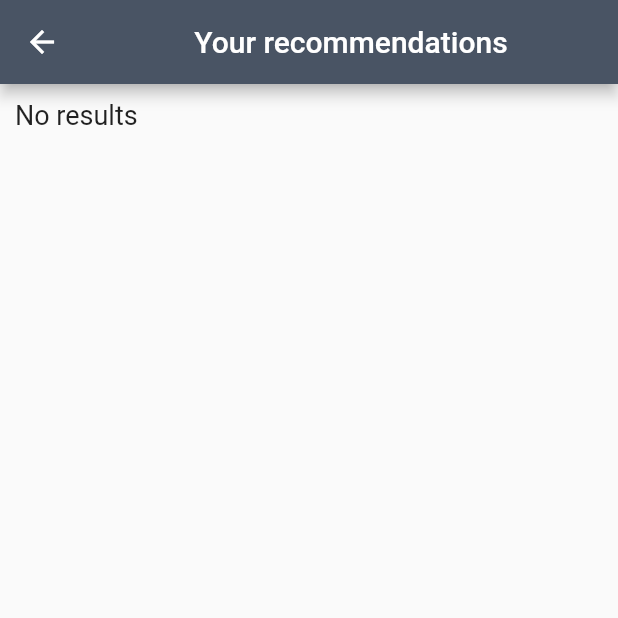
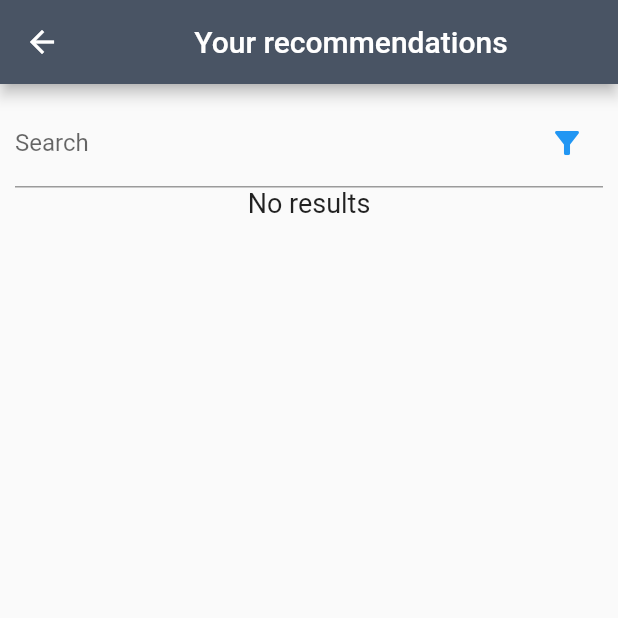
Before and after one commit to SW804F22/App, a Flutter app: the PoiPage screen opened directly, on a phone screen of 412 x 824 dp, the top half of it. Run offline on Flutter 3.47's test engine with Material 2 defaults, Android fonts, the light colour scheme and no system bars; our stand-ins replace bloc, equatable, flutter_bloc, formz, google_maps_flutter, location and 1 more; missing offline and left inert: flutter_config; accounts and stored records are empty; network calls fail.

Commit message:
Poi search and filter

```diff
--- a/lib/poi/bloc/poi_bloc.dart
+++ b/lib/poi/bloc/poi_bloc.dart
@@ -10,6 +10,7 @@ part 'poi_state.dart';
 class PoiBloc extends Bloc<PoiEvent, PoiState> {
   PoiBloc() : super(PoiState()) {
     on<PoiInit>(_onPoiInit);
+    on<SearchQueryChanged>(_onSearchQueryChanged);
   }
 
   void _onPoiInit(
@@ -38,4 +39,11 @@ class PoiBloc extends Bloc<PoiEvent, PoiState> {
       allPois: allPois
     ));
   }
+
+  void _onSearchQueryChanged(
+      SearchQueryChanged event,
+      Emitter<PoiState> emit,
+      ) {
+    print("Hello");
+  }
 }
--- a/lib/poi/bloc/poi_event.dart
+++ b/lib/poi/bloc/poi_event.dart
@@ -20,3 +20,12 @@ class PoiInit extends PoiEvent {
   @override
   List<Object> get props => [position];
 }
+
+class SearchQueryChanged extends PoiEvent{
+  const SearchQueryChanged(this.searchQuery);
+
+  final String searchQuery;
+
+  @override
+  List<Object> get props => [searchQuery];
+}
--- a/lib/poi/bloc/poi_state.dart
+++ b/lib/poi/bloc/poi_state.dart
@@ -3,23 +3,27 @@ part of 'poi_bloc.dart';
 class PoiState extends Equatable {
   const PoiState({
     this.allPois = const <Map<String, dynamic>>[],
-    this.position = const LatLng(0,0)
+    this.position = const LatLng(0,0),
+    this.searchQuery = "",
 });
 
   final List<Map<String, dynamic>> allPois;
   final LatLng position;
+  final String searchQuery;
 
   // Copy final value to modify it
   PoiState copyWith({
     List<Map<String, dynamic>>? allPois,
     LatLng? position,
+    String? searchQuery
   }) {
     return PoiState(
       allPois: allPois ?? this.allPois,
       position: position ?? this.position,
+      searchQuery: searchQuery ?? this.searchQuery,
     );
   }
 
   @override
-  List<Object> get props => [allPois, position];
+  List<Object> get props => [allPois, position, searchQuery];
 }
--- a/lib/poi/view/poi_form.dart
+++ b/lib/poi/view/poi_form.dart
@@ -11,16 +11,19 @@ class PoiForm extends StatelessWidget{
   @override
   Widget build(BuildContext context){
     return BlocBuilder<PoiBloc, PoiState>(
+        buildWhen: (previous, current) => previous.allPois != current.allPois,
         builder: (context, state){
           context.read<PoiBloc>().add(PoiInit(LatLng(55.67, 12.56)));
           return MaterialApp(
             color: style.fourth,
             debugShowCheckedModeBanner: false,
             home: Scaffold(
+              resizeToAvoidBottomInset: false,
               body: Padding(
                 padding: const EdgeInsets.all(10),
                 child: Column(
                   children: [
+                    _FilterBar(),
                     Expanded(
                       child: state.allPois.isNotEmpty ? ListView.builder(
                         itemCount: state.allPois.length,
@@ -62,3 +65,29 @@ class PoiForm extends StatelessWidget{
     );
   }
 }
+
+class _FilterBar extends StatelessWidget {
+  @override
+  Widget build(BuildContext context) {
+    return BlocBuilder<PoiBloc, PoiState>(
+        builder: (context, state) {
+          return TextField(
+            onChanged: (searchString) =>
+                context.read<PoiBloc>().add(SearchQueryChanged(searchString)),
+            decoration: InputDecoration(
+                labelText: 'Search',
+                suffixIcon: _getFilterButton(),
+                )
+            );
+        }
+    );
+  }
+}
+
+Widget _getFilterButton(){
+  return IconButton(
+      onPressed: () => print('Hello'),
+      icon: Icon(Icons.filter_alt),
+      color: Colors.blue,
+  );
+}
```
